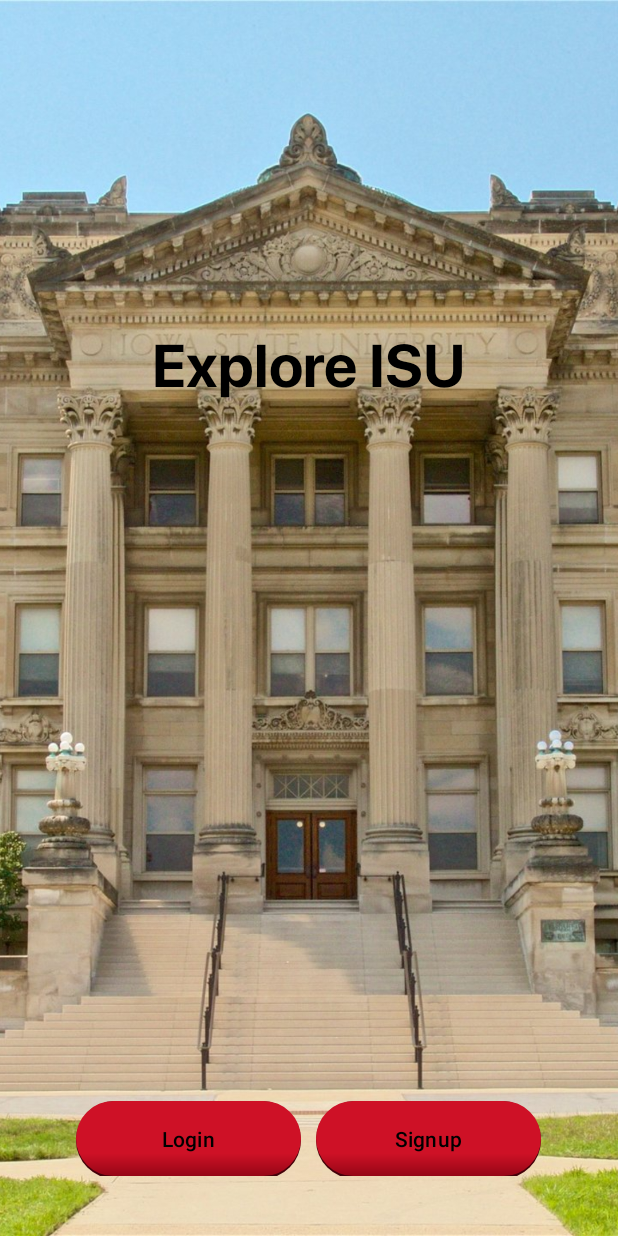
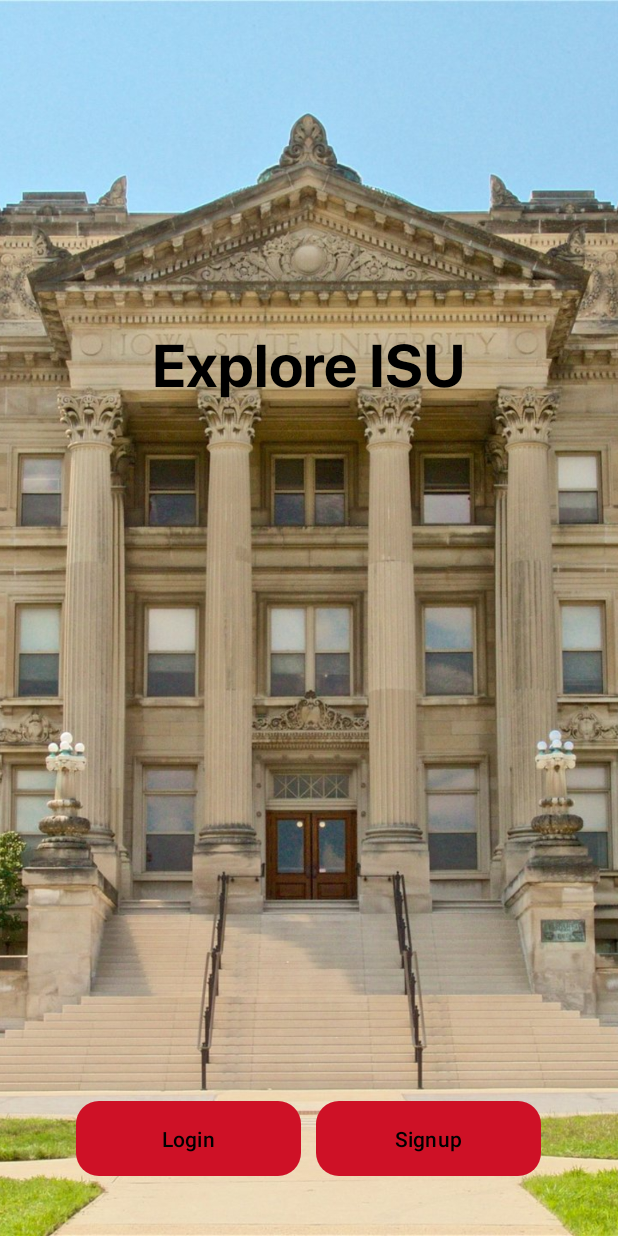
Before and after one commit to noahgoche/isugeoguessr, an Android app: the screen it shows after launch (MainActivity), on a phone screen of 412 x 824 dp. Run offline under Robolectric (Android 15) with nearby library versions, the phone set to English and light mode, and no system bars.

Commit message:
button change

```diff
--- a/Frontend/app/src/main/res/drawable/buttonshape.xml
+++ b/Frontend/app/src/main/res/drawable/buttonshape.xml
@@ -1,25 +1,26 @@
 <!-- res/drawable/button_shadow.xml -->
 <layer-list xmlns:android="http://schemas.android.com/apk/res/android">
 
-    <!-- Shadow Layer -->
+    <!-- Shadow Layer
     <item android:right="-0dp" android:left="0dp" android:top="0dp" android:bottom="-2.5dp">
         <shape android:shape="rectangle">
-            <solid android:color="#45020A" /> <!-- Semi-transparent black color for shadow -->
-            <corners android:radius="30dp" /> <!-- Match the radius of the button shape -->
+            <solid android:color="#45020A" />
+            <corners android:radius="30dp" />
         </shape>
     </item>
-
+    -->
     <!-- Original Button Shape Layer -->
     <item>
         <shape xmlns:android="http://schemas.android.com/apk/res/android" android:shape="rectangle">
-            <corners android:radius="30dp" />
+            <corners android:radius="15dp" />
             <gradient
                 android:angle="-90"
                 android:centerX="70%"
                 android:centerColor="@color/IsuRed"
                 android:startColor="@color/IsuRed"
-                android:endColor="#950616"
+                android:endColor="@color/IsuRed"
                 android:type="linear" />
+            <!--android:endColor="#950616"-->
             <padding
                 android:left="0dp"
                 android:top="0dp"
```
